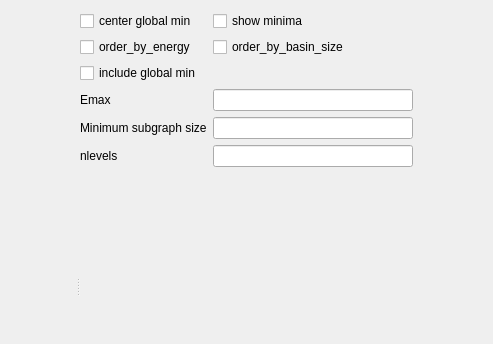
Before: the Qt Designer form pygmin/gui/ui/dgraph_browser.ui in pele-python/pele, drawn with Qt 5; both pictures show x 154 to 647 and y 0 to 344 of the 834 by 572 pixel window.
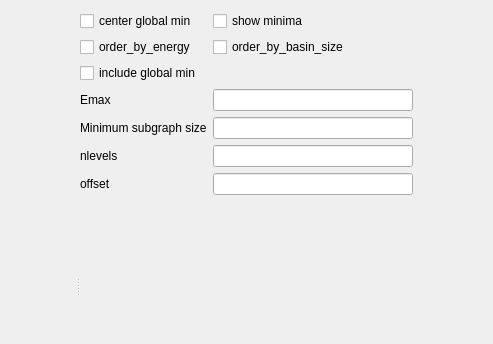
After: the same form once the commit is applied. Custom widgets are drawn as their Qt base class.

Commit message: allow to specify node offset in disconnectifity graph

Diff of the .ui file:
```diff
--- a/pygmin/gui/ui/dgraph_browser.ui
+++ b/pygmin/gui/ui/dgraph_browser.ui
@@ -135,6 +135,23 @@
            </property>
           </widget>
          </item>
+         <item row="6" column="1">
+          <widget class="QLineEdit" name="lineEdit_offset">
+           <property name="maximumSize">
+            <size>
+             <width>200</width>
+             <height>16777215</height>
+            </size>
+           </property>
+          </widget>
+         </item>
+         <item row="6" column="0">
+          <widget class="QLabel" name="label_4">
+           <property name="text">
+            <string>offset</string>
+           </property>
+          </widget>
+         </item>
         </layout>
        </item>
        <item>
```
The commit also changes 3 other files.
